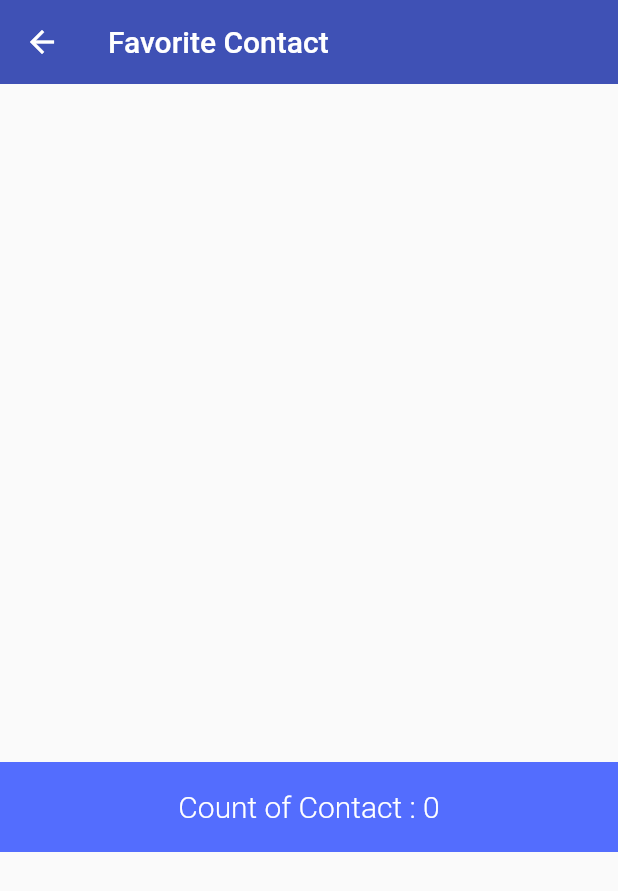
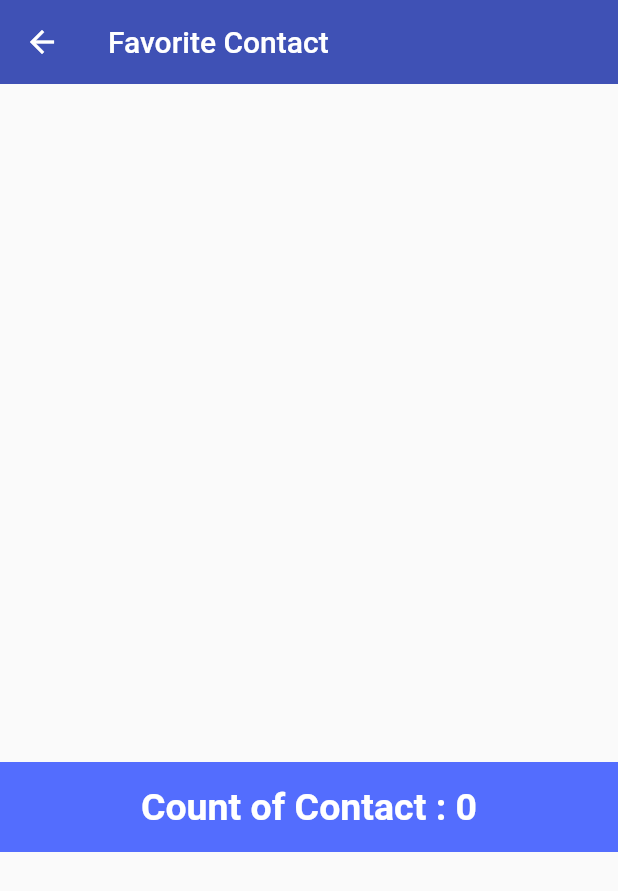
Before and after one commit to mahmoud-eslami/contact_simple, a Flutter app: the Favorite screen opened directly, on a phone screen of 412 x 824 dp. Shown: the top 891 px of the screen. Run offline on Flutter 3.47's test engine with Material 2 defaults, Android fonts, the phone set to English and light mode, and no system bars.

Commit message:
Revert "change weight favList counter"
This reverts commit eb9d5feb

```diff
--- a/lib/Screen/favorite.dart
+++ b/lib/Screen/favorite.dart
@@ -54,7 +54,7 @@ class Favorite extends StatelessWidget {
               child: Center(
                 child: Text(
                   'Count of Contact : ' + item_provider.favorites().length.toString(),
-                  style: TextStyle(fontSize: 20,fontWeight: FontWeight.w300,color: Colors.white),
+                  style: TextStyle(fontSize: 25,fontWeight: FontWeight.bold,color: Colors.white),
                 ),
               )
           ),
```
